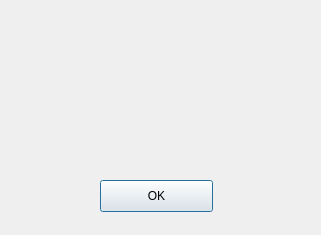
omansour-se-nyu/Spring2023-Team-3, file src/prompt_dialog.ui: the form before one commit.
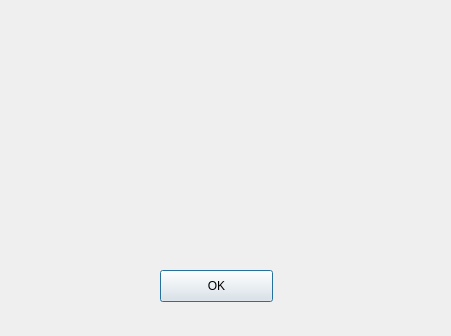
The form after the commit.

The edit to the form file:
```diff
--- a/src/prompt_dialog.ui
+++ b/src/prompt_dialog.ui
@@ -6,8 +6,8 @@
    <rect>
     <x>0</x>
     <y>0</y>
-    <width>321</width>
-    <height>235</height>
+    <width>451</width>
+    <height>336</height>
    </rect>
   </property>
   <property name="windowTitle">
@@ -16,10 +16,10 @@
   <widget class="QLabel" name="label">
    <property name="geometry">
     <rect>
-     <x>50</x>
+     <x>30</x>
      <y>30</y>
-     <width>221</width>
-     <height>131</height>
+     <width>381</width>
+     <height>231</height>
     </rect>
    </property>
    <property name="font">
@@ -37,8 +37,8 @@
   <widget class="QPushButton" name="pushButton">
    <property name="geometry">
     <rect>
-     <x>100</x>
-     <y>180</y>
+     <x>160</x>
+     <y>270</y>
      <width>113</width>
      <height>32</height>
     </rect>
```
